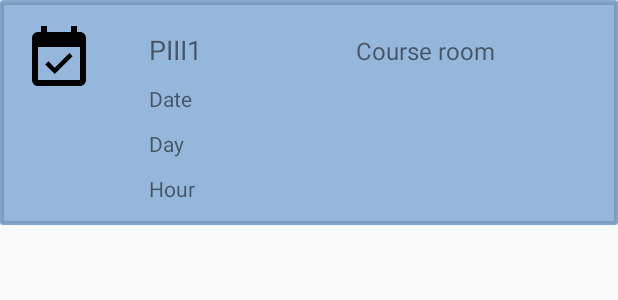
After one commit to VictoriaFargutu/unibook-android, an Android app: the layout make_reservation_item_layout.xml on its own in the app's theme, with its tools: preview values and no code run, on a phone screen of 412 x 824 dp. The commit adds this screen. Shown: the top 300 px of the screen. Run offline under Robolectric (Android 15) with nearby library versions, the phone set to English and light mode, and no system bars; network calls fail.

Commit message:
initial functionality for make reservation screen

```diff
--- a/app/build.gradle
+++ b/app/build.gradle
@@ -29,6 +29,7 @@ dependencies {
     implementation 'com.android.support:support-annotations:24.2.0'
     implementation fileTree(dir: 'libs', include: ['*.jar'])
     implementation 'com.android.support:appcompat-v7:26.1.0'
+    implementation 'com.android.support:cardview-v7:27.1.1'
     // Dagger
     implementation "com.google.dagger:dagger:2.11"
     annotationProcessor "com.google.dagger:dagger-compiler:2.11"
--- a/app/src/main/java/com/fargutuvictoria/unibook/commons/TabConstants.java
+++ b/app/src/main/java/com/fargutuvictoria/unibook/commons/TabConstants.java
@@ -10,7 +10,7 @@ public class TabConstants {
     public static final int HOME_LAB_TAB_POSITION = 2;
     public static final int HOME_TABS_COUNT = 3;
 
-    public static final int MY_RESERVATIONS_TAB_POSITION = 0;
-    public static final int MAKE_RESERVATION_TAB_POSITION = 1;
+    public static final int MAKE_RESERVATION_TAB_POSITION = 0;
+    public static final int MY_RESERVATIONS_TAB_POSITION = 1;
     public static final int RESERVATION_TABS_COUNT = 2;
 }
--- a/app/src/main/java/com/fargutuvictoria/unibook/network/interactor/reservation/GetMyReservationsInteractorImpl.java
+++ b/app/src/main/java/com/fargutuvictoria/unibook/network/interactor/reservation/GetMyReservationsInteractorImpl.java
@@ -3,13 +3,16 @@ package com.fargutuvictoria.unibook.network.interactor.reservation;
 
 import com.fargutuvictoria.api.retrofit.callback.HandledCallback;
 import com.fargutuvictoria.api.retrofit.service.ReservationService;
+import com.fargutuvictoria.commons.DateDeserializer;
 import com.fargutuvictoria.commons.model.ExceptionInfo;
 import com.fargutuvictoria.commons.model.Reservation;
 import com.fargutuvictoria.unibook.ApiClient;
 import com.fargutuvictoria.unibook.auth.UserSession;
 import com.fargutuvictoria.unibook.network.interactor.executor.InteractorExecutor;
 import com.fargutuvictoria.unibook.network.interactor.executor.MainThread;
+import com.google.gson.GsonBuilder;
 
+import java.util.Date;
 import java.util.List;
 
 import retrofit2.Call;
--- a/app/src/main/java/com/fargutuvictoria/unibook/ui/reservation/make/MakeReservationContract.java
+++ b/app/src/main/java/com/fargutuvictoria/unibook/ui/reservation/make/MakeReservationContract.java
@@ -7,10 +7,10 @@ import java.util.List;
 
 public interface MakeReservationContract {
     interface Fragment {
-        //void showReservationsLoaded(List<Reservation> reservations);
+        void showOptionsLoaded(List<Reservation> reservations);
     }
 
     interface Presenter {
-       // void loadReservations();
+        void loadFreeOptions();
     }
 }
--- /dev/null
+++ b/app/src/main/res/drawable/ic_event_available_black_48dp.xml
@@ -0,0 +1,4 @@
+<vector android:height="48dp" android:viewportHeight="24.0"
+    android:viewportWidth="24.0" android:width="48dp" xmlns:android="http://schemas.android.com/apk/res/android">
+    <path android:fillColor="#FF000000" android:pathData="M16.53,11.06L15.47,10l-4.88,4.88 -2.12,-2.12 -1.06,1.06L10.59,17l5.94,-5.94zM19,3h-1L18,1h-2v2L8,3L8,1L6,1v2L5,3c-1.11,0 -1.99,0.9 -1.99,2L3,19c0,1.1 0.89,2 2,2h14c1.1,0 2,-0.9 2,-2L21,5c0,-1.1 -0.9,-2 -2,-2zM19,19L5,19L5,8h14v11z"/>
+</vector>
--- /dev/null
+++ b/app/src/main/res/layout/make_reservation_item_layout.xml
@@ -0,0 +1,91 @@
+<?xml version="1.0" encoding="utf-8"?>
+<LinearLayout xmlns:android="http://schemas.android.com/apk/res/android"
+    xmlns:app="http://schemas.android.com/apk/res-auto"
+    android:layout_width="match_parent"
+    android:layout_height="wrap_content"
+    android:layout_marginBottom="8dp"
+    android:orientation="vertical">
+
+    <android.support.v7.widget.CardView
+        android:id="@+id/card_view_free_reservation"
+        android:layout_width="match_parent"
+        android:layout_height="150dp"
+        android:layout_gravity="center"
+        android:elevation="2dp"
+        android:padding="8dp"
+        app:cardBackgroundColor="@color/freeToReserveBackgroundItem"
+        app:cardCornerRadius="2dp">
+
+        <LinearLayout
+            android:layout_width="match_parent"
+            android:layout_height="match_parent"
+            android:orientation="horizontal">
+
+            <ImageView
+                android:layout_width="wrap_content"
+                android:layout_height="wrap_content"
+                android:padding="15dp"
+                android:src="@drawable/ic_event_available_black_48dp" />
+
+            <LinearLayout
+                android:layout_width="match_parent"
+                android:layout_height="wrap_content"
+                android:layout_gravity="end"
+                android:orientation="vertical"
+                android:paddingEnd="10dp"
+                android:paddingStart="15dp"
+                android:paddingTop="15dp">
+
+                <LinearLayout
+                    android:layout_width="match_parent"
+                    android:layout_height="wrap_content">
+
+                    <TextView
+                        android:id="@+id/free_reservation_classroom"
+                        android:layout_width="wrap_content"
+                        android:layout_height="wrap_content"
+                        android:padding="5dp"
+                        android:text="PIII1"
+                        android:textSize="18sp" />
+
+                    <TextView
+                        android:id="@+id/free_reservation_classroom_type"
+                        android:layout_width="match_parent"
+                        android:layout_height="wrap_content"
+                        android:layout_marginStart="25dp"
+                        android:padding="5dp"
+                        android:text="Course room"
+                        android:textAlignment="center"
+                        android:textSize="16sp" />
+
+                </LinearLayout>
+
+                <TextView
+                    android:id="@+id/free_reservation_date"
+                    android:layout_width="match_parent"
+                    android:layout_height="wrap_content"
+                    android:padding="5dp"
+                    android:text="Date"
+                    android:textSize="14sp" />
+
+                <TextView
+                    android:id="@+id/free_reservation_day"
+                    android:layout_width="match_parent"
+                    android:layout_height="wrap_content"
+                    android:padding="5dp"
+                    android:text="Day"
+                    android:textSize="14sp" />
+
+                <TextView
+                    android:id="@+id/free_reservation_hour"
+                    android:layout_width="match_parent"
+                    android:layout_height="wrap_content"
+                    android:padding="5dp"
+                    android:text="Hour"
+                    android:textSize="14sp" />
+            </LinearLayout>
+        </LinearLayout>
+
+    </android.support.v7.widget.CardView>
+
+</LinearLayout>
--- a/app/src/main/res/values/colors.xml
+++ b/app/src/main/res/values/colors.xml
@@ -8,4 +8,5 @@
     <color name="bgTint">#1565C0</color>
     <color name="primaryTextColor">#1565C0</color>
     <color name="secondaryTextColor">#fff</color>
+    <color name="freeToReserveBackgroundItem">#6c0e5bb1</color>
 </resources>
--- a/commons/src/main/java/com/fargutuvictoria/commons/model/Reservation.java
+++ b/commons/src/main/java/com/fargutuvictoria/commons/model/Reservation.java
@@ -13,7 +13,7 @@ public class Reservation {
     private Course course;
     private String weekType;
     private String day;
-    private String date;
+    private Date date;
     private String hour;
 
     public Long getId() {
@@ -64,11 +64,11 @@ public class Reservation {
         this.day = day;
     }
 
-    public String getDate() {
+    public Date getDate() {
         return date;
     }
 
-    public void setDate(String date) {
+    public void setDate(Date date) {
         this.date = date;
     }
 
--- /dev/null
+++ b/commons/src/main/res/values/colors.xml
@@ -0,0 +1,6 @@
+<?xml version="1.0" encoding="utf-8"?>
+<resources>
+    <color name="colorPrimary">#3F51B5</color>
+    <color name="colorPrimaryDark">#303F9F</color>
+    <color name="colorAccent">#FF4081</color>
+</resources>
--- /dev/null
+++ b/commons/src/main/res/values/strings.xml
@@ -0,0 +1,3 @@
+<resources>
+    <string name="app_name">unibook</string>
+</resources>
--- /dev/null
+++ b/commons/src/main/res/values/styles.xml
@@ -0,0 +1,11 @@
+<resources>
+
+    <!-- Base application theme. -->
+    <style name="AppTheme" parent="Theme.AppCompat.Light.DarkActionBar">
+        <!-- Customize your theme here. -->
+        <item name="colorPrimary">@color/colorPrimary</item>
+        <item name="colorPrimaryDark">@color/colorPrimaryDark</item>
+        <item name="colorAccent">@color/colorAccent</item>
+    </style>
+
+</resources>
```
Also changed, not shown: app/src/main/java/com/fargutuvictoria/unibook/ApiClient.java (+6 -1 lines), app/src/main/java/com/fargutuvictoria/unibook/ui/home/adapter/reservation/ReservationFragmentPagerAdapter.java (+5 -5 lines), app/src/main/java/com/fargutuvictoria/unibook/ui/home/adapter/reservation/ReservationListViewAdapter.java (+15 -1 lines), app/src/main/java/com/fargutuvictoria/unibook/ui/home/adapter/reservation/freeoptions/FreeOptionsCardViewAdapter.java (added, +64 -0 lines), app/src/main/java/com/fargutuvictoria/unibook/ui/reservation/ReservationActivity.java (+8 -2 lines), app/src/main/java/com/fargutuvictoria/unibook/ui/reservation/make/MakeReservationFragment.java (+28 -2 lines), app/src/main/java/com/fargutuvictoria/unibook/ui/reservation/make/MakeReservationPresenter.java (added, +36 -0 lines), commons/src/main/java/com/fargutuvictoria/commons/DateDeserializer.java (+1 -14 lines).
